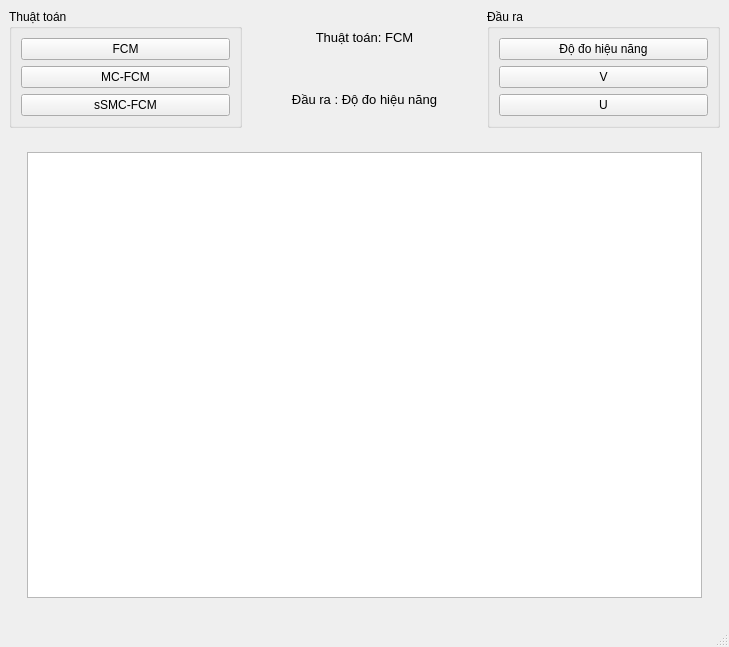
Qt form designer/screen3.ui (QuanBKIT1/Project1) before a commit.
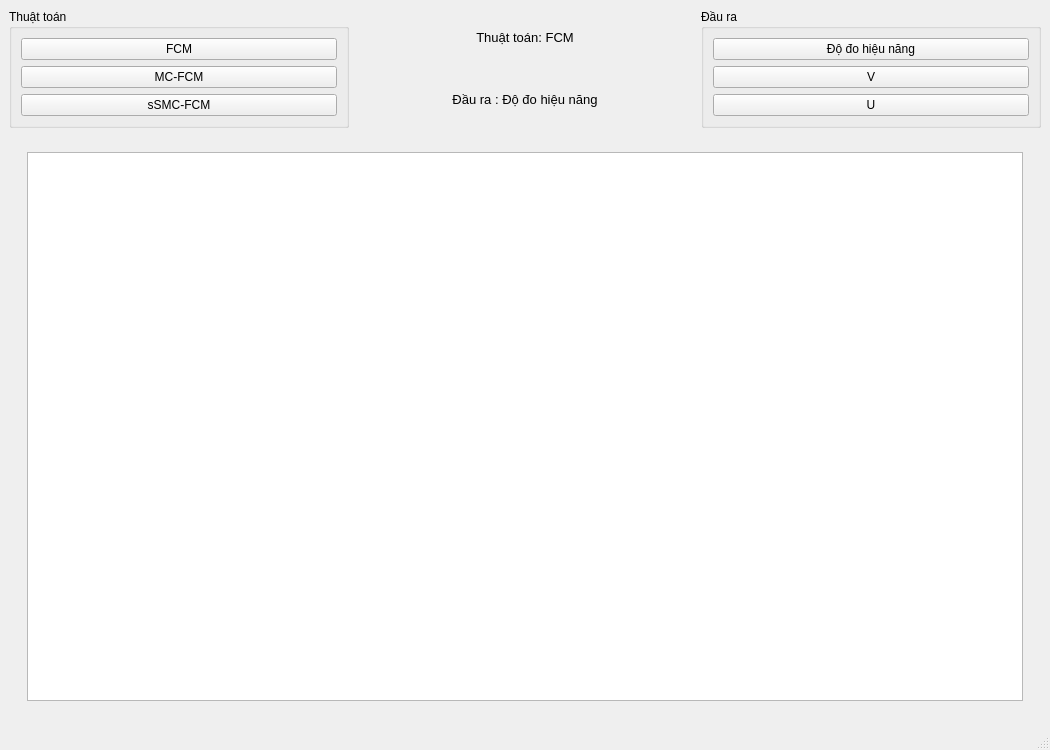
The same form after that commit.

The edit to the form file:
```diff
--- a/designer/screen3.ui
+++ b/designer/screen3.ui
@@ -6,8 +6,8 @@
    <rect>
     <x>0</x>
     <y>0</y>
-    <width>729</width>
-    <height>647</height>
+    <width>1050</width>
+    <height>750</height>
    </rect>
   </property>
   <property name="windowTitle">
```
Left out of the diff: 7 changed lines with no effect on the pictures.
